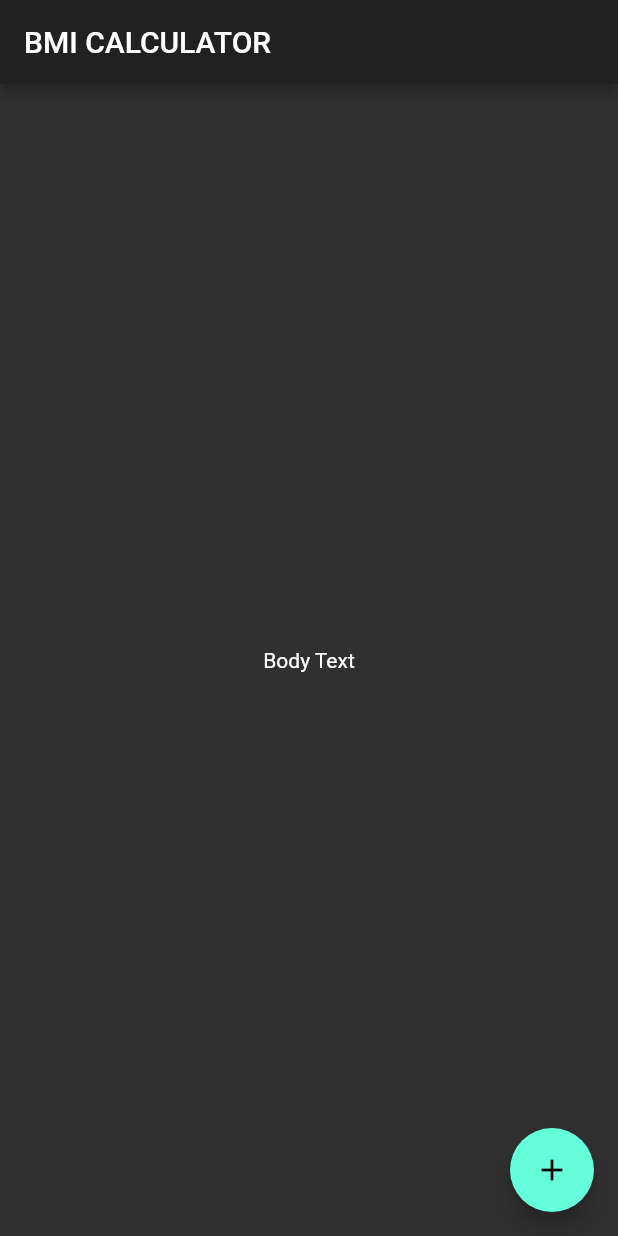
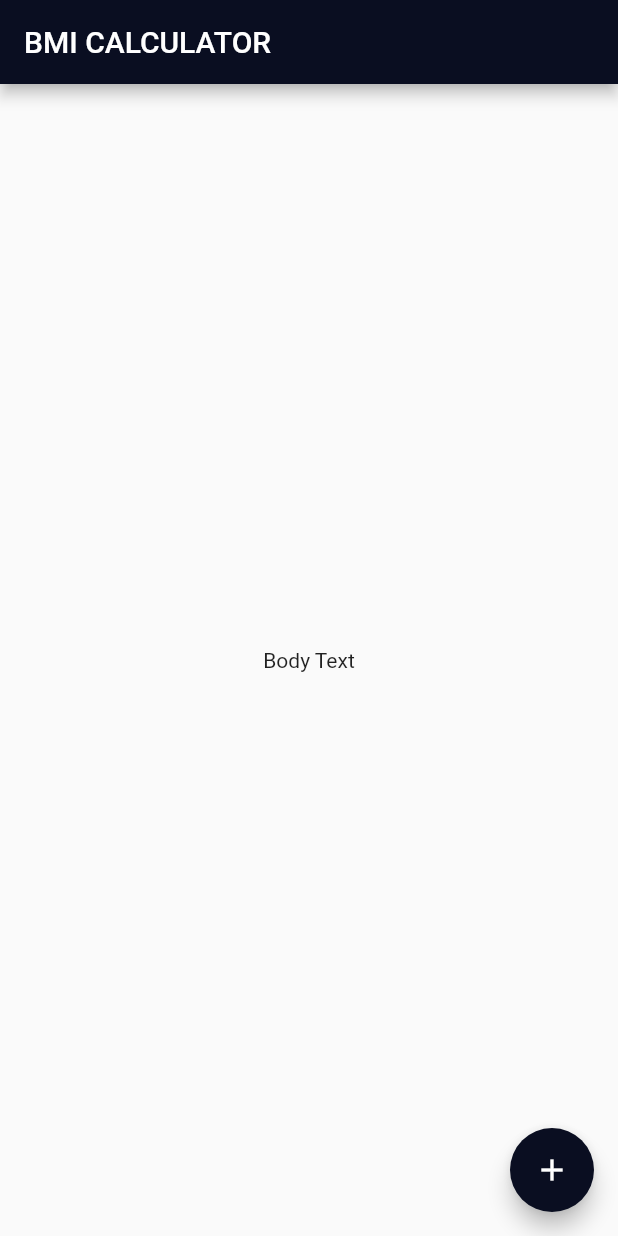
Before and after one commit to emmanueljimawo/bmi_calculator, a Flutter app: the screen it shows after launch, on a phone screen of 412 x 824 dp. Run offline on Flutter 3.47's test engine with Material 2 defaults, Android fonts, the phone set to English and light mode, and no system bars; statements that could not run were skipped.

Commit message:
initial commit

```diff
--- a/bmi-calculator-flutter-master/lib/main.dart
+++ b/bmi-calculator-flutter-master/lib/main.dart
@@ -6,7 +6,11 @@ class BMICalculator extends StatelessWidget {
   @override
   Widget build(BuildContext context) {
     return MaterialApp(
-      theme: ThemeData.dark(),
+      theme: ThemeData(
+        accentColor: Color(0xFF0A0E21),
+        primaryColor: Color(0xFF0A0E21),
+        scaffoldBackgroundColor: Color(),
+      ),
       home: InputPage(),
     );
   }
```
